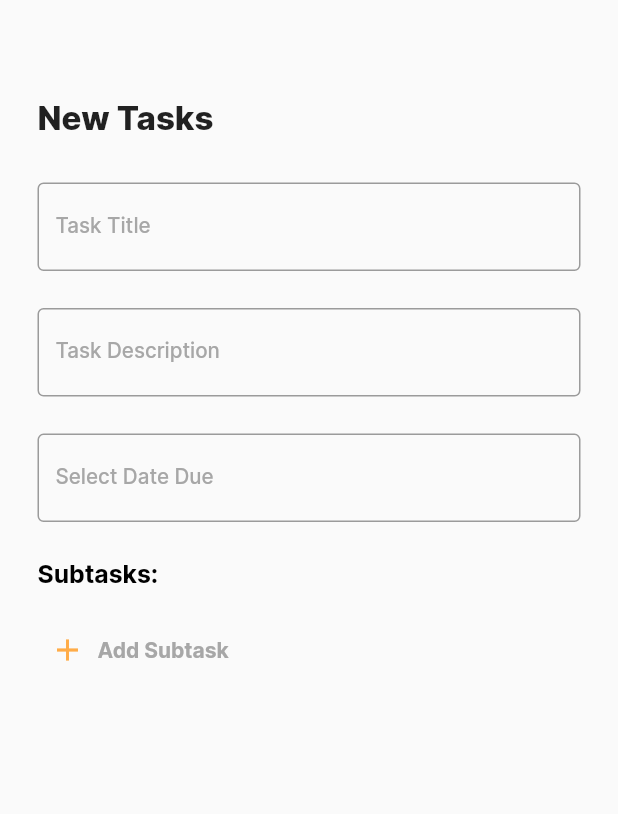
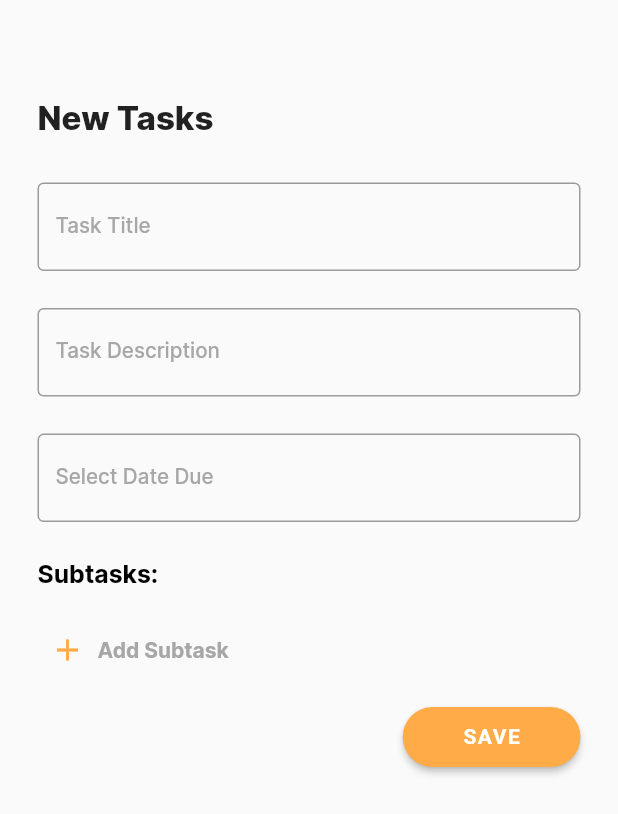
Before and after one commit to GloriaMMuthumbi/managed_todo_app, a Flutter app: the NewTaskFormScreen screen opened directly, on a phone screen of 412 x 824 dp. Shown: the top 814 px of the screen. Run offline on Flutter 3.47's test engine with Material 2 defaults, Android fonts, the phone set to English and light mode, and no system bars; our stand-ins replace sizer.

Commit message:
adding save button to new task screen

```diff
--- a/lib/screens/new_task_form_screen.dart
+++ b/lib/screens/new_task_form_screen.dart
@@ -27,7 +27,7 @@ class _NewTaskFormScreenState extends State<NewTaskFormScreen> {
   @override
   Widget build(BuildContext context) {
     return Scaffold(
-      resizeToAvoidBottomInset: false,
+      resizeToAvoidBottomInset: true,
       appBar: PreferredSize(
         preferredSize: Size.fromHeight(8.h),
         child: AppBar(
@@ -39,7 +39,9 @@ class _NewTaskFormScreenState extends State<NewTaskFormScreen> {
           ),
         ),
       ),
-      body: Container(
+      body: SingleChildScrollView(
+        child: Container(
+          height: MediaQuery.of(context).size.height,
           padding: const EdgeInsets.symmetric(horizontal: 25.0),
           child: Column(
             crossAxisAlignment: CrossAxisAlignment.start,
@@ -119,8 +121,7 @@ class _NewTaskFormScreenState extends State<NewTaskFormScreen> {
                 },
               ),
               SizedBox(height: 3.h),
-            Expanded(
-              child: Column(
+              Column(
                   crossAxisAlignment: CrossAxisAlignment.start,
                   children: [
                     Text(
@@ -228,8 +229,36 @@ class _NewTaskFormScreenState extends State<NewTaskFormScreen> {
                           ),
                         ))
                   ]),
+              Align(
+                alignment: Alignment.bottomRight,
+                child: Padding(
+                  padding: const EdgeInsets.only(top: 10.0),
+                  child: ElevatedButton(
+                    onPressed: () {},
+                    style: ElevatedButton.styleFrom(
+                      backgroundColor: const Color(0xffFFAC48),
+                      shape: RoundedRectangleBorder(
+                        borderRadius: BorderRadius.circular(20),
+                      )
+                    ), child: const Padding(
+                      padding: EdgeInsets.symmetric(
+                        horizontal: 24.0,
+                        vertical: 12.0,
+                      ),
+                      child: Text(
+                        'SAVE',
+                        style: TextStyle(
+                          color: Colors.white,
+                          fontWeight: FontWeight.bold,
+                          letterSpacing: 1.0,
+                          ),
+                      ),
+                      ),
+                  ),
+                  ),
               )
             ],
+          ),
         ),
       ),
     );
```
Also changed, not shown: 1 other file. Lines whose indentation alone changed are shown as unchanged.
